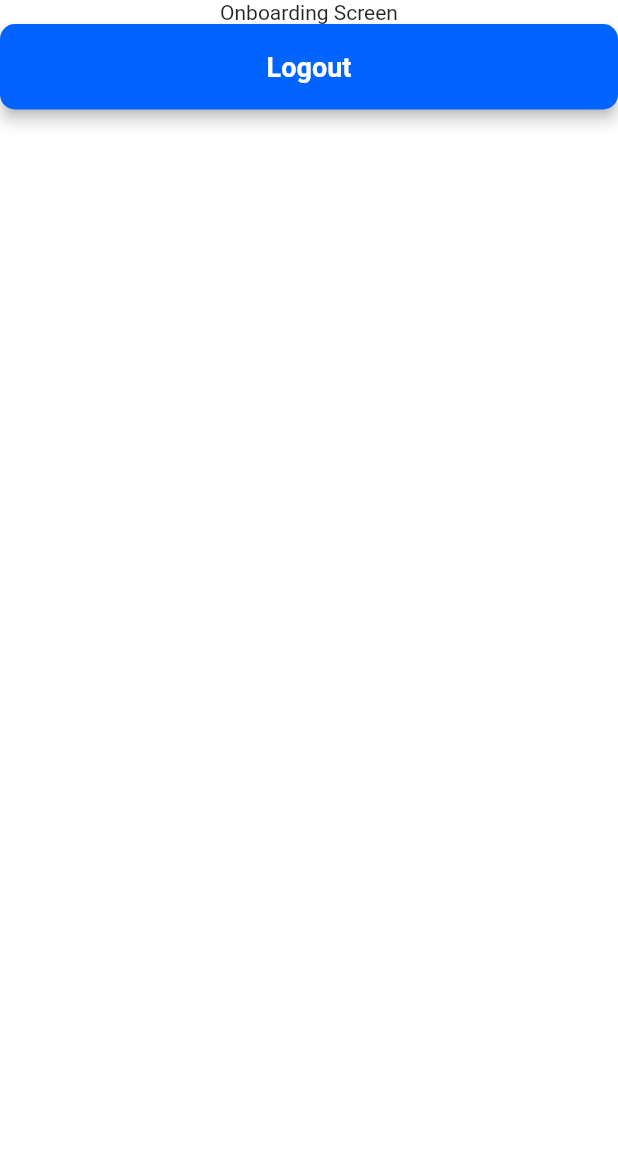
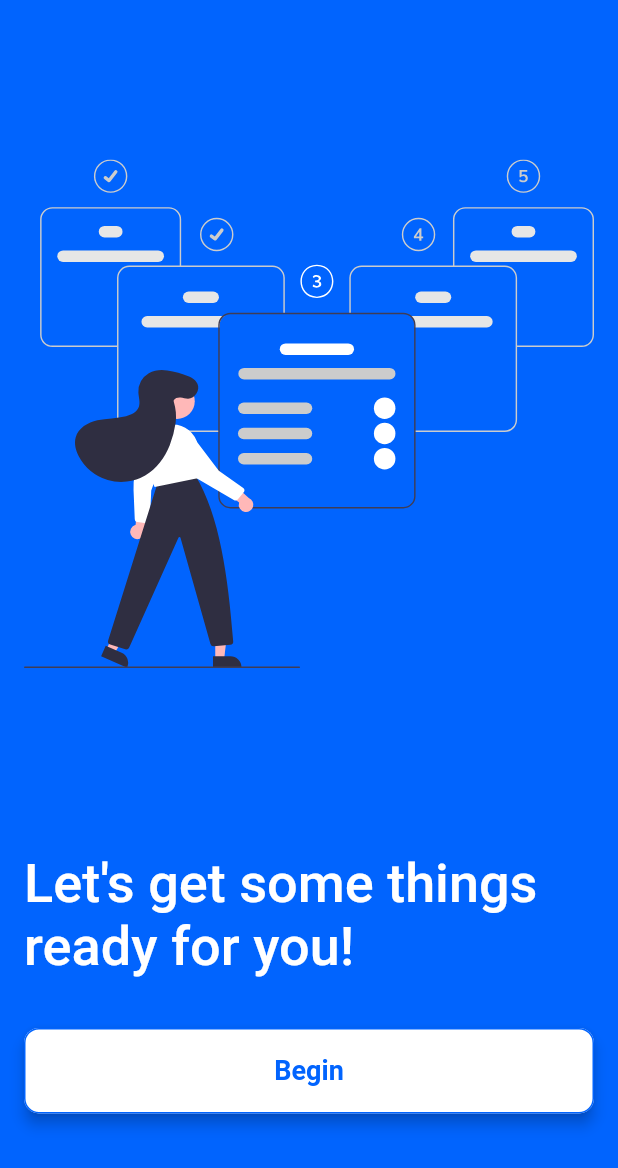
Before and after one commit to iamr-kumar/reading-tracker, a Flutter app: the screen it shows once a user with an empty profile is signed in, on a phone screen of 412 x 824 dp. Shown: the top 1168 px of the screen. Run offline on Flutter 3.47's test engine with Material 2 defaults, Android fonts, the phone set to English and light mode, and no system bars; our stand-ins replace cloud_firestore, firebase_auth, firebase_core, flutter_riverpod, flutter_svg, fpdart and 2 more; accounts and stored records are empty.

Commit message:
dev: create onboarding screen start

```diff
--- a/lib/core/constants/local_constants.dart
+++ b/lib/core/constants/local_constants.dart
@@ -1,6 +1,9 @@
 class Constants {
   static const String welcomeIllustration =
       'assets/svg/welcome_illustration.svg';
+
+  static const String onboardingFirstIllustration =
+      'assets/svg/onboard_first_illustration.svg';
 
   static const String appName = 'Read Wise';
   static const String welcomeMessage =
--- a/lib/features/auth/screens/welcome_screen.dart
+++ b/lib/features/auth/screens/welcome_screen.dart
@@ -12,10 +12,6 @@ class WelcomeScreen extends StatelessWidget {
   @override
   Widget build(BuildContext context) {
     final devHeight = MediaQuery.of(context).size.height;
-
-    void showSignupScreen() {
-      Routemaster.of(context).push('/signup');
-    }
 
     void showLoginScreen() {
       Routemaster.of(context).push('/login');
--- a/lib/features/onboarding/screens/onboarding_screen.dart
+++ /dev/null
@@ -1,26 +0,0 @@
-import 'package:flutter/material.dart';
-import 'package:flutter_riverpod/flutter_riverpod.dart';
-import 'package:reading_tracker/core/widgets/custom_button.dart';
-import 'package:reading_tracker/features/auth/controllers/auth_controller.dart';
-
-class OnboardingScreen extends ConsumerWidget {
-  const OnboardingScreen({super.key});
-
-  void logout(WidgetRef ref) {
-    ref.read(authControllerProvider.notifier).logout();
-  }
-
-  @override
-  Widget build(BuildContext context, WidgetRef ref) {
-    return Scaffold(
-      body: SafeArea(
-        child: Column(
-          children: [
-            const Text('Onboarding Screen'),
-            CustomButton(text: 'Logout', onPressed: () => logout(ref))
-          ],
-        ),
-      ),
-    );
-  }
-}
--- /dev/null
+++ b/lib/features/onboarding/screens/onboarding_start_screen.dart
@@ -0,0 +1,53 @@
+import 'package:flutter/material.dart';
+import 'package:flutter_riverpod/flutter_riverpod.dart';
+import 'package:flutter_svg/flutter_svg.dart';
+import 'package:reading_tracker/core/constants/local_constants.dart';
+import 'package:reading_tracker/core/widgets/custom_button.dart';
+import 'package:reading_tracker/features/auth/controllers/auth_controller.dart';
+import 'package:reading_tracker/theme/app_styles.dart';
+import 'package:reading_tracker/theme/pallete.dart';
+
+class OnboardingScreen extends ConsumerWidget {
+  const OnboardingScreen({super.key});
+
+  void logout(WidgetRef ref) {
+    ref.read(authControllerProvider.notifier).logout();
+  }
+
+  @override
+  Widget build(BuildContext context, WidgetRef ref) {
+    final devHeight = MediaQuery.of(context).size.height;
+
+    Widget onboardingIllustration = SvgPicture.asset(
+        Constants.onboardingFirstIllustration,
+        height: devHeight * 0.65);
+
+    return Scaffold(
+      backgroundColor: Pallete.primaryBlue,
+      body: SafeArea(
+        child: Padding(
+          padding: const EdgeInsets.symmetric(horizontal: 16, vertical: 8),
+          child: Column(
+            crossAxisAlignment: CrossAxisAlignment.start,
+            children: [
+              onboardingIllustration,
+              SizedBox(height: devHeight * 0.03),
+              Text(
+                'Let\'s get some things ready for you!',
+                style: AppStyles.headingTwo.copyWith(color: Pallete.white),
+              ),
+              SizedBox(
+                height: devHeight * 0.04,
+              ),
+              CustomButton(
+                text: 'Begin',
+                onPressed: () => logout(ref),
+                isOutlined: true,
+              )
+            ],
+          ),
+        ),
+      ),
+    );
+  }
+}
--- a/lib/main.dart
+++ b/lib/main.dart
@@ -50,7 +50,6 @@ class _MyAppState extends ConsumerState<MyApp> {
                 if (data != null) {
                   getData(ref, data);
                   if (userModel != null) {
-                    print(userModel);
                     if (userModel!.onboardingComplete!) {
                       return authenticatedRoutes;
                     } else {
--- a/lib/router.dart
+++ b/lib/router.dart
@@ -3,7 +3,7 @@ import 'package:flutter/material.dart';
 import 'package:reading_tracker/features/auth/screens/login_screen.dart';
 import 'package:reading_tracker/features/auth/screens/singup_screen.dart';
 import 'package:reading_tracker/features/auth/screens/welcome_screen.dart';
-import 'package:reading_tracker/features/onboarding/screens/onboarding_screen.dart';
+import 'package:reading_tracker/features/onboarding/screens/onboarding_start_screen.dart';
 import 'package:routemaster/routemaster.dart';
 
 final guestRoutes = RouteMap(routes: {
```
Also changed, not shown: assets/svg/onboard_first_illustration.svg (added).
